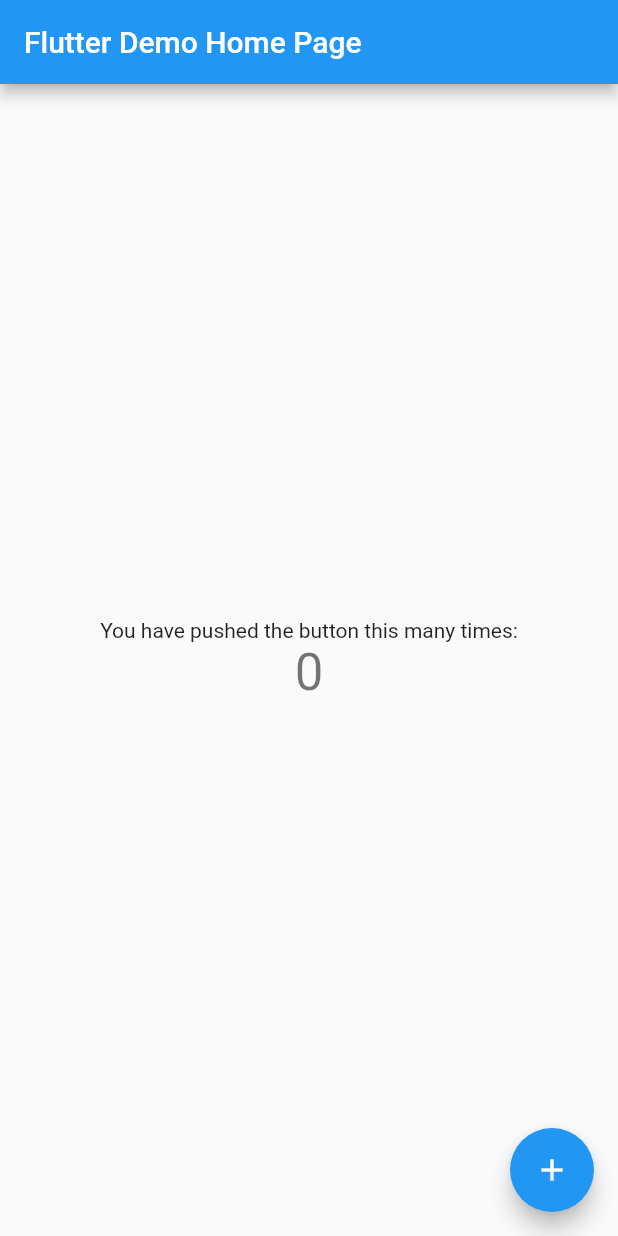
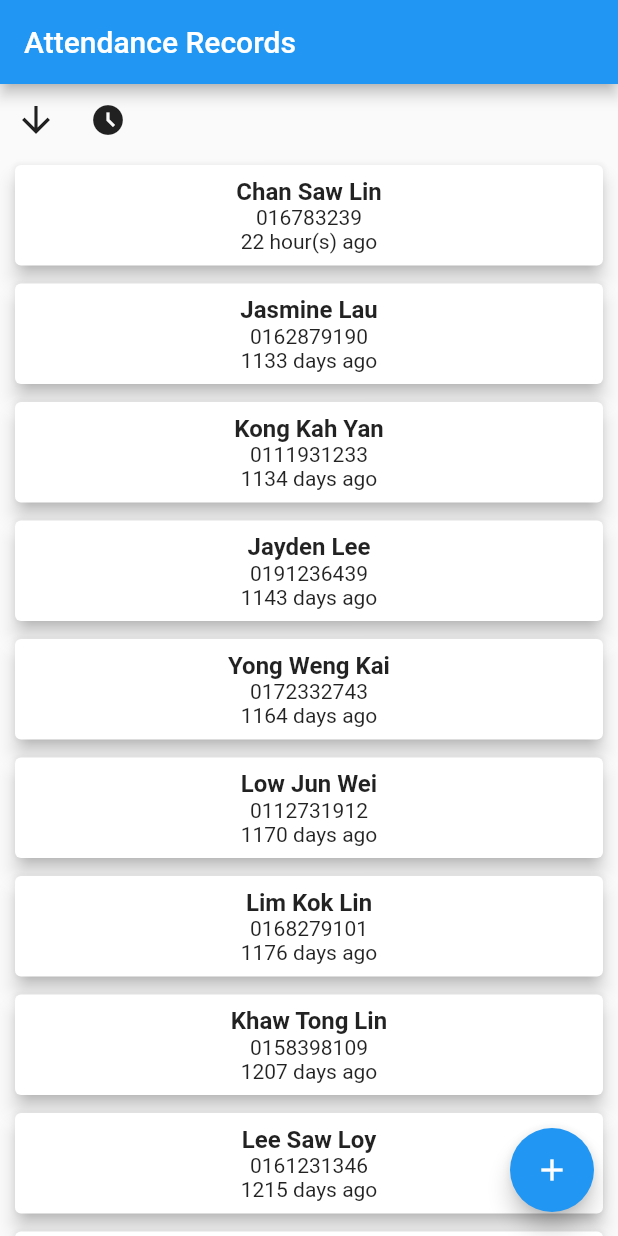
Before and after one commit to kailinhere/attendance_app, a Flutter app: the MyHomePage screen opened directly, on a phone screen of 412 x 824 dp. Run offline on Flutter 3.47's test engine with Material 2 defaults, Android fonts, the phone set to English and light mode, and no system bars; our stand-ins replace shared_preferences; accounts and stored records are empty.

Commit message:
data listing, sort, time format

```diff
--- /dev/null
+++ b/lib/AttendanceDataModel.dart
@@ -0,0 +1,43 @@
+import 'package:intl/intl.dart';
+
+class AttendanceDataModel {
+  String? name;
+  String? phone;
+  DateTime? date;
+  String? dateStr;
+  String? duration;
+
+  AttendanceDataModel({this.name, this.phone, this.date});
+
+  AttendanceDataModel.fromJson(Map<String, dynamic> json)
+  {
+    name = json['user'];
+    phone = json['phone'];
+    String oriDate = json['check-in'];
+    date = DateFormat("yyyy-MM-dd HH:mm:ss").parse(oriDate);
+    dateStr = DateFormat("dd MMM yyyy, h:mm a").format(date!);
+    duration = getTimeDifference();
+  }
+
+  String getTimeDifference() {
+    if (date != null) {
+      // Get the current time
+      DateTime now = DateTime.now();
+
+      // Calculate the difference between the date in the model and the current time
+      Duration difference = now.difference(date!);
+
+      if (difference.inSeconds < 60) {
+        return "Just now";
+      } else if (difference.inMinutes < 60) {
+        return "${difference.inMinutes} minute(s) ago";
+      } else if (difference.inHours < 24) {
+        return "${difference.inHours} hour(s) ago";
+      } else {
+        return "${difference.inDays} days ago"; // For older dates, just display the date
+      }
+    } else {
+      return "Date not available";
+    }
+  }
+}
--- a/lib/main.dart
+++ b/lib/main.dart
@@ -1,4 +1,9 @@
+import 'dart:convert';
+
+import 'package:attendance_app/AttendanceDataModel.dart';
 import 'package:flutter/material.dart';
+import 'package:flutter/services.dart' as rootBundle;
+import 'package:shared_preferences/shared_preferences.dart';
 
 void main() {
   runApp(const MyApp());
@@ -13,33 +18,15 @@ class MyApp extends StatelessWidget {
     return MaterialApp(
       title: 'Flutter Demo',
       theme: ThemeData(
-        // This is the theme of your application.
-        //
-        // Try running your application with "flutter run". You'll see the
-        // application has a blue toolbar. Then, without quitting the app, try
-        // changing the primarySwatch below to Colors.green and then invoke
-        // "hot reload" (press "r" in the console where you ran "flutter run",
-        // or simply save your changes to "hot reload" in a Flutter IDE).
-        // Notice that the counter didn't reset back to zero; the application
-        // is not restarted.
         primarySwatch: Colors.blue,
       ),
-      home: const MyHomePage(title: 'Flutter Demo Home Page'),
+      home: const MyHomePage(title: 'Attendance Records'),
     );
   }
 }
 
 class MyHomePage extends StatefulWidget {
   const MyHomePage({Key? key, required this.title}) : super(key: key);
-
-  // This widget is the home page of your application. It is stateful, meaning
-  // that it has a State object (defined below) that contains fields that affect
-  // how it looks.
-
-  // This class is the configuration for the state. It holds the values (in this
-  // case the title) provided by the parent (in this case the App widget) and
-  // used by the build method of the State. Fields in a Widget subclass are
-  // always marked "final".
 
   final String title;
 
@@ -48,68 +35,139 @@ class MyHomePage extends StatefulWidget {
 }
 
 class _MyHomePageState extends State<MyHomePage> {
-  int _counter = 0;
+  List<AttendanceDataModel> attendanceData = [];
+  bool isDescending = true;
+  bool isDuration = true;
+  String timeText = "";
 
-  void _incrementCounter() {
-    setState(() {
-      // This call to setState tells the Flutter framework that something has
-      // changed in this State, which causes it to rerun the build method below
-      // so that the display can reflect the updated values. If we changed
-      // _counter without calling setState(), then the build method would not be
-      // called again, and so nothing would appear to happen.
-      _counter++;
-    });
+  @override
+  void initState() {
+    super.initState();
+    loadSharedPrefData();
+    _fetchData();
+  }
+
+  @override
+  void dispose() {
+    super.dispose();
   }
 
   @override
   Widget build(BuildContext context) {
-    // This method is rerun every time setState is called, for instance as done
-    // by the _incrementCounter method above.
-    //
-    // The Flutter framework has been optimized to make rerunning build methods
-    // fast, so that you can just rebuild anything that needs updating rather
-    // than having to individually change instances of widgets.
     return Scaffold(
         appBar: AppBar(
-        // Here we take the value from the MyHomePage object that was created by
-        // the App.build method, and use it to set our appbar title.
           title: Text(widget.title),
         ),
-      body: Center(
-        // Center is a layout widget. It takes a single child and positions it
-        // in the middle of the parent.
-        child: Column(
-          // Column is also a layout widget. It takes a list of children and
-          // arranges them vertically. By default, it sizes itself to fit its
-          // children horizontally, and tries to be as tall as its parent.
-          //
-          // Invoke "debug painting" (press "p" in the console, choose the
-          // "Toggle Debug Paint" action from the Flutter Inspector in Android
-          // Studio, or the "Toggle Debug Paint" command in Visual Studio Code)
-          // to see the wireframe for each widget.
-          //
-          // Column has various properties to control how it sizes itself and
-          // how it positions its children. Here we use mainAxisAlignment to
-          // center the children vertically; the main axis here is the vertical
-          // axis because Columns are vertical (the cross axis would be
-          // horizontal).
-          mainAxisAlignment: MainAxisAlignment.center,
-          children: <Widget>[
-            const Text(
-              'You have pushed the button this many times:',
-            ),
-            Text(
-              '$_counter',
-              style: Theme.of(context).textTheme.headline4,
-            ),
+        body: Column(children: [
+          Row(
+            children: [
+              IconButton(
+                  onPressed: () => setState(() {
+                        isDescending = !isDescending;
+                        saveSharedPrefData();
+                      }),
+                  icon: Icon(
+                      isDescending ? Icons.arrow_downward : Icons.arrow_upward,
+                      size: 28)),
+              IconButton(
+                  onPressed: () {
+                    setState(() {
+                      isDuration = !isDuration;
+                      saveSharedPrefData();
+                    });
+                  },
+                  icon: Icon(isDuration
+                      ? Icons.access_time_filled
+                      : Icons.calendar_today))
             ],
           ),
+          Expanded(
+              child: ListView.builder(
+                  itemCount: attendanceData.length,
+                  itemBuilder: (context, index) {
+                    final sortedData = isDescending
+                        ? attendanceData
+                        : attendanceData.reversed.toList();
+
+                    return Card(
+                      elevation: 5,
+                      margin: EdgeInsets.symmetric(horizontal: 10, vertical: 6),
+                      child: Container(
+                          padding: EdgeInsets.all(8),
+                          child: Column(
+                            children: [
+                              Padding(
+                                padding: EdgeInsets.only(left: 8, right: 8),
+                                child: Text(
+                                  sortedData[index].name.toString(),
+                                  style: TextStyle(
+                                      fontSize: 16,
+                                      fontWeight: FontWeight.bold),
                                 ),
+                              ),
+                              Padding(
+                                padding: EdgeInsets.only(left: 8, right: 8),
+                                child: Text(sortedData[index].phone.toString()),
+                              ),
+                              Padding(
+                                padding: EdgeInsets.only(left: 8, right: 8),
+                                child: isDuration
+                                    ? Text(
+                                        sortedData[index].duration.toString())
+                                    : Text(
+                                        sortedData[index].dateStr.toString()),
+                              )
+                            ],
+                          )),
+                    );
+                  })),
+
+        ]),
         floatingActionButton: FloatingActionButton(
-        onPressed: _incrementCounter,
-        tooltip: 'Increment',
-        child: const Icon(Icons.add),
-      ), // This trailing comma makes auto-formatting nicer for build methods.
+            onPressed: () {
+              setState(() {});
+            },
+            child: Icon(Icons.add),
+            tooltip: 'Add record',
+          )
         );
   }
+
+  Future<List<AttendanceDataModel>> readJsonData() async {
+    final jsondata =
+        await rootBundle.rootBundle.loadString('data/attendance_list.json');
+    final list = json.decode(jsondata) as List<dynamic>;
+
+    return list.map((e) => AttendanceDataModel.fromJson(e)).toList();
   }
+
+  Future<void> _fetchData() async {
+    List<AttendanceDataModel> data = await readJsonData();
+    setState(() {
+      attendanceData =
+          data.reversed.toList(); // Update the state with fetched data
+    });
+  }
+
+  void loadSharedPrefData() async {
+    SharedPreferences prefs = await SharedPreferences.getInstance();
+    bool savedIsDescending = prefs.getBool('isDescending') ?? true;
+    bool savedIsDuration = prefs.getBool('isDuration') ?? true;
+    setState(() {
+      isDescending = savedIsDescending;
+      isDuration = savedIsDuration;
+
+      print('isDescending start: $isDescending');
+      print('isDuration start: $isDuration');
+    });
+  }
+
+  void saveSharedPrefData() async {
+    SharedPreferences prefs = await SharedPreferences.getInstance();
+    prefs.setBool('isDescending', isDescending);
+    prefs.setBool('isDuration', isDuration);
+
+    print('isDescending stop: $isDescending');
+    print('isDuration stop: $isDuration');
+  }
+}
--- a/pubspec.yaml
+++ b/pubspec.yaml
@@ -29,6 +29,8 @@ environment:
 dependencies:
   flutter:
     sdk: flutter
+  intl: ^0.18.1
+  shared_preferences: ^2.2.2
 
 
   # The following adds the Cupertino Icons font to your application.
@@ -57,11 +59,13 @@ flutter:
   # the material Icons class.
   uses-material-design: true
 
+
   # To add assets to your application, add an assets section, like this:
   # assets:
   #   - images/a_dot_burr.jpeg
   #   - images/a_dot_ham.jpeg
-
+  assets:
+      - data/
   # An image asset can refer to one or more resolution-specific "variants", see
   # https://flutter.dev/assets-and-images/#resolution-aware.
 
```
Also changed, not shown: data/attendance_list.json (+9 -9 lines), pubspec.lock. Lines whose indentation alone changed are shown as unchanged.
